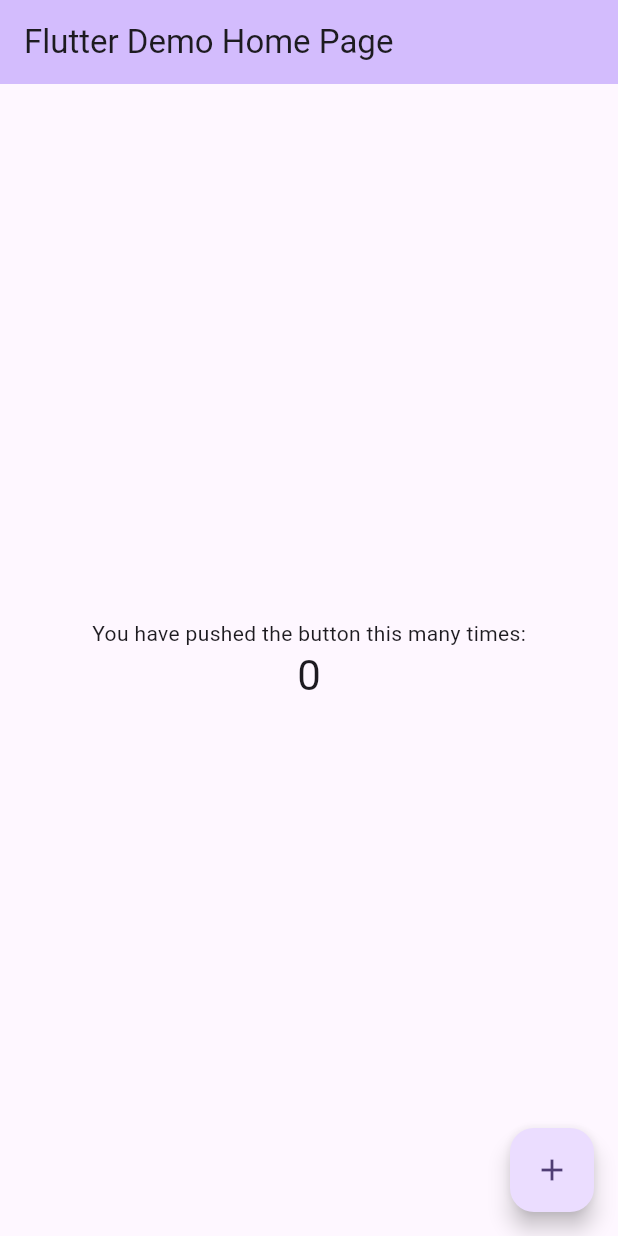
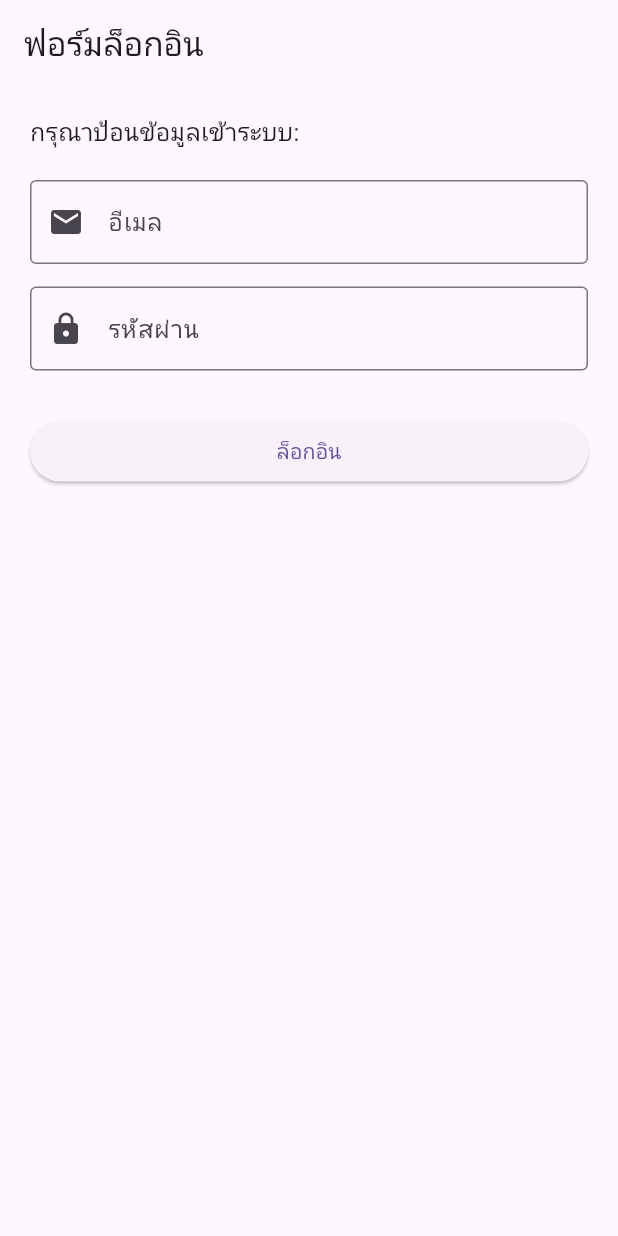
Before and after one commit to Natthaset2547/ch8_exercise, a Flutter app: the screen it shows after launch, on a phone screen of 412 x 824 dp. Run offline on Flutter 3.47's test engine with Material 3 defaults, Android fonts, the phone set to English and light mode, and no system bars.

Commit message:
Your commit message here

```diff
--- /dev/null
+++ b/lib/login_form_screen.dart
@@ -0,0 +1,129 @@
+import 'package:flutter/material.dart';
+
+class LoginFormScreen extends StatefulWidget {
+  const LoginFormScreen({super.key});
+
+  @override
+  State<LoginFormScreen> createState() => _LoginFormScreenState();
+}
+
+class _LoginFormScreenState extends State<LoginFormScreen> {
+  final _formKey = GlobalKey<FormState>();
+  late final TextEditingController _emailController;
+  late final TextEditingController _passwordController;
+  String _savedEmail = '';
+  String _savedPassword = '';
+
+  @override
+  void initState() {
+    super.initState();
+    _emailController = TextEditingController();
+    _passwordController = TextEditingController();
+  }
+
+  @override
+  void dispose() {
+    _emailController.dispose();
+    _passwordController.dispose();
+    super.dispose();
+  }
+
+ @override
+Widget build(BuildContext context) {
+  return Scaffold(
+    appBar: AppBar(title: const Text('ฟอร์มล็อกอิน')),
+    body: Padding(
+      padding: const EdgeInsets.all(20.0),
+      child: Form(
+        key: _formKey,
+        child: Column(
+          crossAxisAlignment: CrossAxisAlignment.stretch,
+          children: <Widget>[
+            const Text(
+              'กรุณาป้อนข้อมูลเข้าระบบ:',
+              style: TextStyle(fontSize: 16),
+            ),
+            const SizedBox(height: 20),
+
+            // ฟิลด์ Email
+            TextFormField(
+              onSaved: (value) {
+                if (value != null) {
+                  _savedEmail = value;
+                }
+              },
+              validator: (value) {
+                if (value == null || value.isEmpty) {
+                  return 'กรุณาป้อนอีเมลของคุณ';
+                }
+                if (!value.contains('@') || !value.contains('.')) {
+                  return 'กรุณาป้อนที่อยู่อีเมลที่ถูกต้อง';
+                }
+                return null;
+              },
+              controller: _emailController,
+              decoration: const InputDecoration(
+                labelText: 'อีเมล',
+                hintText: 'you@example.com',
+                prefixIcon: Icon(Icons.email),
+                border: OutlineInputBorder(),
+              ),
+              keyboardType: TextInputType.emailAddress,
+            ),
+
+            const SizedBox(height: 15),
+
+            // ฟิลด์ Password
+            TextFormField(
+              onSaved: (value) {
+                if (value != null) {
+                  _savedPassword = value;
+                }
+              },
+              validator: (value) {
+                if (value == null || value.isEmpty) {
+                  return 'กรุณาป้อนรหัสผ่านของคุณ';
+                }
+                if (value.length < 6) {
+                  return 'รหัสผ่านต้องมีอย่างน้อย 6 ตัวอักษร';
+                }
+                return null;
+              },
+              controller: _passwordController,
+              decoration: const InputDecoration(
+                labelText: 'รหัสผ่าน',
+                hintText: 'ป้อนรหัสผ่านของคุณ',
+                prefixIcon: Icon(Icons.lock),
+                border: OutlineInputBorder(),
+              ),
+              obscureText: true,
+            ),
+
+            const SizedBox(height: 30),
+
+            // ปุ่มล็อกอิน (ย้ายมาไว้ข้างล่าง)
+            ElevatedButton(
+              onPressed: () {
+                if (_formKey.currentState != null &&
+                    _formKey.currentState!.validate()) {
+                  _formKey.currentState!.save();
+                  ScaffoldMessenger.of(context).showSnackBar(
+                    SnackBar(
+                      content: Text('ล็อกอินสำเร็จ! อีเมล: $_savedEmail, รหัสผ่าน: $_savedPassword'),
+                    ),
+                  );
+                  print('อีเมลที่บันทึก: $_savedEmail');
+                  print('รหัสผ่านที่บันทึก: $_savedPassword');
+                } else {
+                  print('ฟอร์มไม่ถูกต้อง');
+                }
+              },
+              child: const Text('ล็อกอิน'),
+            ),
+          ],
+        ),
+      ),
+    ),
+  );
+}
+}
--- a/lib/main.dart
+++ b/lib/main.dart
@@ -1,4 +1,6 @@
+// ใน lib/main.dart
 import 'package:flutter/material.dart';
+import 'login_form_screen.dart'; // Import หน้าจอฟอร์ม
 
 void main() {
   runApp(const MyApp());
@@ -7,116 +9,11 @@ void main() {
 class MyApp extends StatelessWidget {
   const MyApp({super.key});
 
-  // This widget is the root of your application.
   @override
   Widget build(BuildContext context) {
-    return MaterialApp(
-      title: 'Flutter Demo',
-      theme: ThemeData(
-        // This is the theme of your application.
-        //
-        // TRY THIS: Try running your application with "flutter run". You'll see
-        // the application has a purple toolbar. Then, without quitting the app,
-        // try changing the seedColor in the colorScheme below to Colors.green
-        // and then invoke "hot reload" (save your changes or press the "hot
-        // reload" button in a Flutter-supported IDE, or press "r" if you used
-        // the command line to start the app).
-        //
-        // Notice that the counter didn't reset back to zero; the application
-        // state is not lost during the reload. To reset the state, use hot
-        // restart instead.
-        //
-        // This works for code too, not just values: Most code changes can be
-        // tested with just a hot reload.
-        colorScheme: ColorScheme.fromSeed(seedColor: Colors.deepPurple),
-      ),
-      home: const MyHomePage(title: 'Flutter Demo Home Page'),
+    return const MaterialApp(
+      debugShowCheckedModeBanner: false,
+      home: LoginFormScreen(), // ตั้ง LoginFormScreen เป็น home
     );
   }
 }
-
-class MyHomePage extends StatefulWidget {
-  const MyHomePage({super.key, required this.title});
-
-  // This widget is the home page of your application. It is stateful, meaning
-  // that it has a State object (defined below) that contains fields that affect
-  // how it looks.
-
-  // This class is the configuration for the state. It holds the values (in this
-  // case the title) provided by the parent (in this case the App widget) and
-  // used by the build method of the State. Fields in a Widget subclass are
-  // always marked "final".
-
-  final String title;
-
-  @override
-  State<MyHomePage> createState() => _MyHomePageState();
-}
-
-class _MyHomePageState extends State<MyHomePage> {
-  int _counter = 0;
-
-  void _incrementCounter() {
-    setState(() {
-      // This call to setState tells the Flutter framework that something has
-      // changed in this State, which causes it to rerun the build method below
-      // so that the display can reflect the updated values. If we changed
-      // _counter without calling setState(), then the build method would not be
-      // called again, and so nothing would appear to happen.
-      _counter++;
-    });
-  }
-
-  @override
-  Widget build(BuildContext context) {
-    // This method is rerun every time setState is called, for instance as done
-    // by the _incrementCounter method above.
-    //
-    // The Flutter framework has been optimized to make rerunning build methods
-    // fast, so that you can just rebuild anything that needs updating rather
-    // than having to individually change instances of widgets.
-    return Scaffold(
-      appBar: AppBar(
-        // TRY THIS: Try changing the color here to a specific color (to
-        // Colors.amber, perhaps?) and trigger a hot reload to see the AppBar
-        // change color while the other colors stay the same.
-        backgroundColor: Theme.of(context).colorScheme.inversePrimary,
-        // Here we take the value from the MyHomePage object that was created by
-        // the App.build method, and use it to set our appbar title.
-        title: Text(widget.title),
-      ),
-      body: Center(
-        // Center is a layout widget. It takes a single child and positions it
-        // in the middle of the parent.
-        child: Column(
-          // Column is also a layout widget. It takes a list of children and
-          // arranges them vertically. By default, it sizes itself to fit its
-          // children horizontally, and tries to be as tall as its parent.
-          //
-          // Column has various properties to control how it sizes itself and
-          // how it positions its children. Here we use mainAxisAlignment to
-          // center the children vertically; the main axis here is the vertical
-          // axis because Columns are vertical (the cross axis would be
-          // horizontal).
-          //
-          // TRY THIS: Invoke "debug painting" (choose the "Toggle Debug Paint"
-          // action in the IDE, or press "p" in the console), to see the
-          // wireframe for each widget.
-          mainAxisAlignment: MainAxisAlignment.center,
-          children: <Widget>[
-            const Text('You have pushed the button this many times:'),
-            Text(
-              '$_counter',
-              style: Theme.of(context).textTheme.headlineMedium,
-            ),
-          ],
-        ),
-      ),
-      floatingActionButton: FloatingActionButton(
-        onPressed: _incrementCounter,
-        tooltip: 'Increment',
-        child: const Icon(Icons.add),
-      ), // This trailing comma makes auto-formatting nicer for build methods.
-    );
-  }
-}
```
